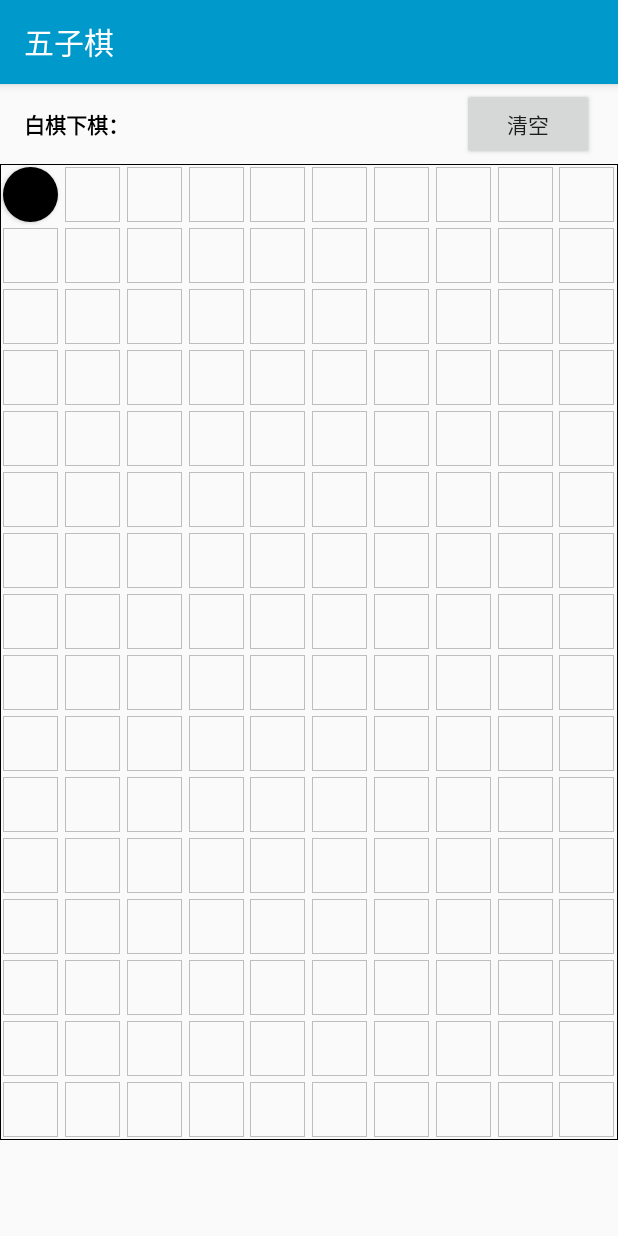
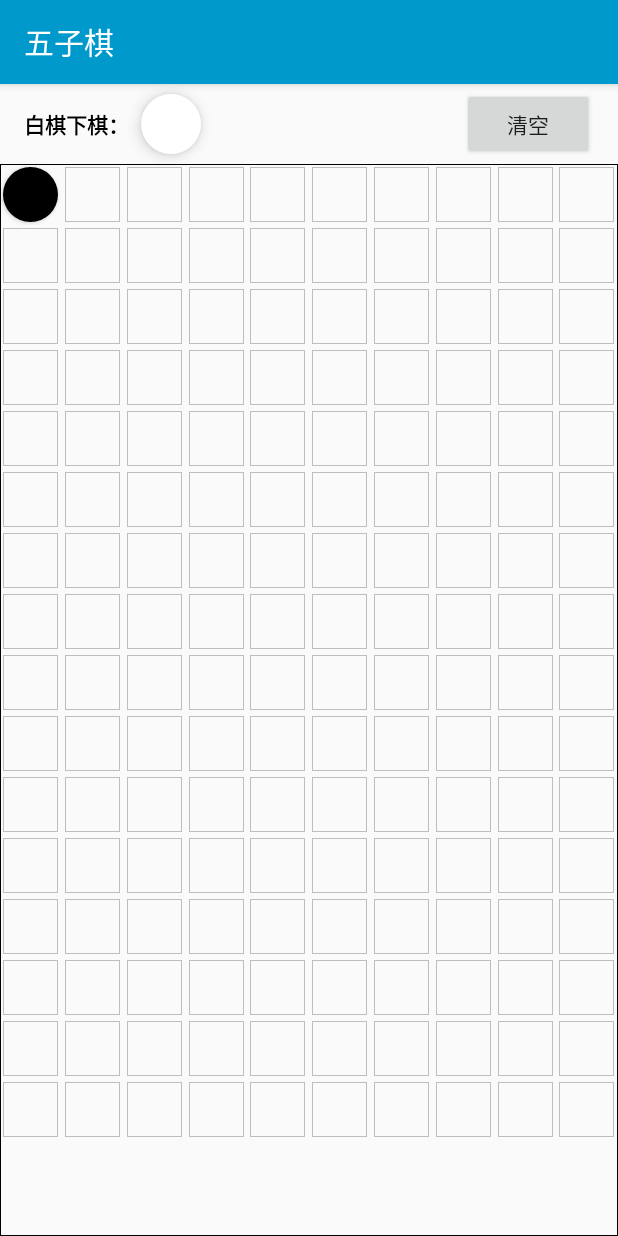
Before and after one commit to QiuBuJi/FiveInARow, an Android app: the screen it shows after launch (MainActivity), after a tap on an icon or button, on a phone screen of 412 x 824 dp. Run offline under Robolectric (Android 15) with nearby library versions, the phone set to English and light mode, and no system bars.

Commit message:
添加：     1.在顶上显示棋子的图片，来指示该哪种棋子下棋了     2.设置棋盘高度

```diff
--- a/app/src/main/java/com/example/five_in_a_row/MainActivity.kt
+++ b/app/src/main/java/com/example/five_in_a_row/MainActivity.kt
@@ -2,6 +2,7 @@ package com.example.five_in_a_row
 
 import android.content.Context
 import android.graphics.Color
+import android.graphics.Point
 import androidx.appcompat.app.AppCompatActivity
 import android.os.Bundle
 import android.os.Handler
@@ -18,6 +19,8 @@ class MainActivity : AppCompatActivity() {
 
     companion object {
         lateinit var tvTitle: TextView
+        lateinit var mTvCircle: TextView
+        val sizeScreen = Point()
     }
 
     override fun onCreate(savedInstanceState: Bundle?) {
@@ -25,6 +28,9 @@ class MainActivity : AppCompatActivity() {
         setContentView(R.layout.activity_main)
 
         tvTitle = main_tvTitle
+        mTvCircle = main_tvCircle
+
+        windowManager.defaultDisplay.getSize(sizeScreen)
 
         val adapter = Adapter(this, main_rvTable)
         main_rvTable.adapter = adapter
@@ -53,12 +59,24 @@ class MainActivity : AppCompatActivity() {
         override fun onCreateViewHolder(parent: ViewGroup, viewType: Int): Holder {
             val from = LayoutInflater.from(context)
                 .inflate(R.layout.sample_item_circle, parent, false)
+            onceSetHeight()
             return Holder(from)
+        }
+
+        var once: Boolean = false
+        /**设置棋盘高度*/
+        private fun onceSetHeight() {
+            if (once) return
+            once = true
+            val size = (rvTable.width / width) * height
+//            val remain = sizeScreen.y - rvTable.y
+            // FIXME: 2020.2.5 dynamic set the table height
+//            if (size < remain) rvTable.layoutParams.height = size
         }
 
         override fun getItemCount(): Int = table.size
 
-        //******************************************************************************************
+        //*********************************** Game Method ******************************************
         /**获取该类型的资源*/
         private val Circle.TYPE.resource: Int
             get() {
@@ -213,9 +231,8 @@ class MainActivity : AppCompatActivity() {
             val linesOut = ArrayList<ArrayList<Circle>>()
             val lines = getLines { it.circle.type == this.type }
 
-            for (line in lines) if (line.size >= 5) {
-                linesOut.add(line)
-            }
+            //大于等于5颗棋子在一条直线上，判断为赢
+            for (line in lines) if (line.size >= 5) linesOut.add(line)
             return if (linesOut.isNotEmpty()) linesOut else null
         }
 
@@ -231,11 +248,11 @@ class MainActivity : AppCompatActivity() {
                 val size = rvTable.width / width
                 itemView.layoutParams.width = size
                 itemView.layoutParams.height = size
-                rvTable.layoutParams.height = height * size
                 tvTitle.text = "${oldType.alter.name1}下棋："
 
                 tvCircle.setTextColor(circle.textColor)
                 tvCircle.setBackgroundResource(circle.type.resource)
+                mTvCircle.setBackgroundResource(oldType.alter.resource)
                 itemView.setBackgroundColor(Color.TRANSPARENT)
                 tvCircle.setOnClickListener {
                     //设置不能在同一个地方重复下棋
@@ -258,7 +275,7 @@ class MainActivity : AppCompatActivity() {
         private fun tableChecking(circle: Circle) {
             val detectWon = circle.detectWon()
 
-            //有赢的数据，则直线赢程序
+            //有赢的数据，则执行赢程序
             detectWon?.let {
                 Thread {
                     for (line in it) {
@@ -276,9 +293,8 @@ class MainActivity : AppCompatActivity() {
             }
 
         }
-    }
+    }//**************************************** Adapter End ****************************************
 
-    //******************************************************************************************
     class Holder(itemView: View) : RecyclerView.ViewHolder(itemView) {
         val tvCircle: TextView = itemView.findViewById(R.id.circle_tvTxt)
     }
--- a/app/src/main/res/layout/activity_main.xml
+++ b/app/src/main/res/layout/activity_main.xml
@@ -25,7 +25,6 @@
         android:layout_width="0dp"
         android:layout_height="0dp"
         android:layout_marginTop="16dp"
-        android:layout_marginBottom="32dp"
         android:background="@drawable/ic_bg_rectangle1"
         android:foreground="@drawable/ic_bg_rectangle1"
         app:layout_constraintBottom_toBottomOf="parent"
@@ -45,4 +44,17 @@
         app:layout_constraintEnd_toEndOf="parent"
         app:layout_constraintTop_toTopOf="parent" />
 
+    <TextView
+        android:id="@+id/main_tvCircle"
+        android:layout_width="40dp"
+        android:layout_height="40dp"
+        android:layout_marginStart="8dp"
+        android:background="@drawable/ic_bg_circle_black"
+        android:elevation="6dp"
+        android:gravity="center"
+        android:textColor="@android:color/black"
+        app:layout_constraintBottom_toBottomOf="@+id/main_tvTitle"
+        app:layout_constraintStart_toEndOf="@+id/main_tvTitle"
+        app:layout_constraintTop_toTopOf="@+id/main_tvTitle" />
+
 </androidx.constraintlayout.widget.ConstraintLayout>
```
